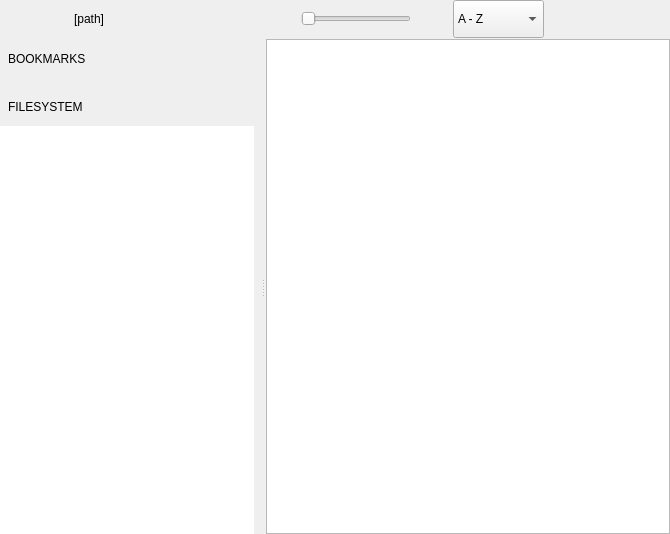
Above: qimgv/gui/folderview/folderview.ui from do-i/thumbgrid before the change. Below: the same form after it.
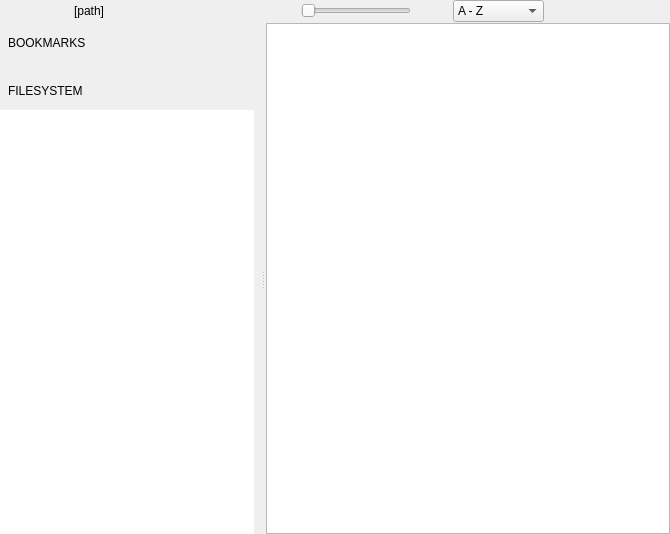
That is the form after the change. Custom widgets are drawn as their Qt base class.

Commit message: (wip) adjust widget size to accomodate oversized fonts

What changed in the file:
```diff
--- a/qimgv/gui/folderview/folderview.ui
+++ b/qimgv/gui/folderview/folderview.ui
@@ -40,18 +40,6 @@
        <verstretch>0</verstretch>
       </sizepolicy>
      </property>
-     <property name="minimumSize">
-      <size>
-       <width>0</width>
-       <height>38</height>
-      </size>
-     </property>
-     <property name="maximumSize">
-      <size>
-       <width>16777215</width>
-       <height>38</height>
-      </size>
-     </property>
      <property name="accessibleName">
       <string>FolderViewPanel</string>
      </property>
@@ -74,7 +62,7 @@
       <item>
        <widget class="ActionButton" name="togglePlacesPanelButton" native="true">
         <property name="sizePolicy">
-         <sizepolicy hsizetype="Fixed" vsizetype="Fixed">
+         <sizepolicy hsizetype="Fixed" vsizetype="Expanding">
           <horstretch>0</horstretch>
           <verstretch>0</verstretch>
          </sizepolicy>
@@ -82,13 +70,13 @@
         <property name="minimumSize">
          <size>
           <width>40</width>
-          <height>38</height>
+          <height>0</height>
          </size>
         </property>
         <property name="maximumSize">
          <size>
           <width>40</width>
-          <height>38</height>
+          <height>16777215</height>
          </size>
         </property>
         <property name="accessibleName">
@@ -99,23 +87,11 @@
       <item>
        <widget class="QWidget" name="pathBar" native="true">
         <property name="sizePolicy">
-         <sizepolicy hsizetype="Minimum" vsizetype="Fixed">
+         <sizepolicy hsizetype="Minimum" vsizetype="Expanding">
           <horstretch>0</horstretch>
           <verstretch>0</verstretch>
          </sizepolicy>
         </property>
-        <property name="minimumSize">
-         <size>
-          <width>0</width>
-          <height>38</height>
-         </size>
-        </property>
-        <property name="maximumSize">
-         <size>
-          <width>16777215</width>
-          <height>38</height>
-         </size>
-        </property>
         <property name="accessibleName">
          <string notr="true">PathBar</string>
         </property>
@@ -138,7 +114,7 @@
          <item>
           <widget class="ActionButton" name="upButton" native="true">
            <property name="sizePolicy">
-            <sizepolicy hsizetype="Fixed" vsizetype="Fixed">
+            <sizepolicy hsizetype="Fixed" vsizetype="Expanding">
              <horstretch>0</horstretch>
              <verstretch>0</verstretch>
             </sizepolicy>
@@ -146,13 +122,13 @@
            <property name="minimumSize">
             <size>
              <width>34</width>
-             <height>38</height>
+             <height>0</height>
             </size>
            </property>
            <property name="maximumSize">
             <size>
              <width>34</width>
-             <height>38</height>
+             <height>16777215</height>
             </size>
            </property>
            <property name="accessibleName">
@@ -245,7 +221,7 @@
       <item>
        <widget class="IconButton" name="optionsPopupButton" native="true">
         <property name="sizePolicy">
-         <sizepolicy hsizetype="Fixed" vsizetype="Fixed">
+         <sizepolicy hsizetype="Fixed" vsizetype="Expanding">
           <horstretch>0</horstretch>
           <verstretch>0</verstretch>
          </sizepolicy>
@@ -253,13 +229,13 @@
         <property name="minimumSize">
          <size>
           <width>38</width>
-          <height>38</height>
+          <height>0</height>
          </size>
         </property>
         <property name="maximumSize">
          <size>
           <width>38</width>
-          <height>38</height>
+          <height>16777215</height>
          </size>
         </property>
         <property name="accessibleName">
@@ -291,18 +267,6 @@
           <verstretch>0</verstretch>
          </sizepolicy>
         </property>
-        <property name="minimumSize">
-         <size>
-          <width>0</width>
-          <height>38</height>
-         </size>
-        </property>
-        <property name="maximumSize">
-         <size>
-          <width>16777215</width>
-          <height>38</height>
-         </size>
-        </property>
         <property name="contextMenuPolicy">
          <enum>Qt::NoContextMenu</enum>
         </property>
@@ -363,7 +327,7 @@
       <item>
        <widget class="ActionButton" name="docViewButton" native="true">
         <property name="sizePolicy">
-         <sizepolicy hsizetype="Fixed" vsizetype="Fixed">
+         <sizepolicy hsizetype="Fixed" vsizetype="Expanding">
           <horstretch>0</horstretch>
           <verstretch>0</verstretch>
          </sizepolicy>
@@ -371,13 +335,13 @@
         <property name="minimumSize">
          <size>
           <width>38</width>
-          <height>38</height>
+          <height>0</height>
          </size>
         </property>
         <property name="maximumSize">
          <size>
           <width>38</width>
-          <height>38</height>
+          <height>16777215</height>
          </size>
         </property>
         <property name="accessibleName">
@@ -388,7 +352,7 @@
       <item>
        <widget class="ActionButton" name="settingsButton" native="true">
         <property name="sizePolicy">
-         <sizepolicy hsizetype="Fixed" vsizetype="Fixed">
+         <sizepolicy hsizetype="Fixed" vsizetype="Expanding">
           <horstretch>0</horstretch>
           <verstretch>0</verstretch>
          </sizepolicy>
@@ -396,13 +360,13 @@
         <property name="minimumSize">
          <size>
           <width>38</width>
-          <height>38</height>
+          <height>0</height>
          </size>
         </property>
         <property name="maximumSize">
          <size>
           <width>38</width>
-          <height>38</height>
+          <height>16777215</height>
          </size>
         </property>
         <property name="accessibleName">
@@ -429,7 +393,7 @@
       <item>
        <widget class="ActionButton" name="exitButton" native="true">
         <property name="sizePolicy">
-         <sizepolicy hsizetype="Fixed" vsizetype="Fixed">
+         <sizepolicy hsizetype="Fixed" vsizetype="Expanding">
           <horstretch>0</horstretch>
           <verstretch>0</verstretch>
          </sizepolicy>
@@ -437,13 +401,13 @@
         <property name="minimumSize">
          <size>
           <width>40</width>
-          <height>38</height>
+          <height>0</height>
          </size>
         </property>
         <property name="maximumSize">
          <size>
           <width>40</width>
-          <height>38</height>
+          <height>16777215</height>
          </size>
         </property>
         <property name="accessibleName">
```
Left out of the diff: 4 changed lines with no effect on the pictures. The commit also changes 5 other files.
